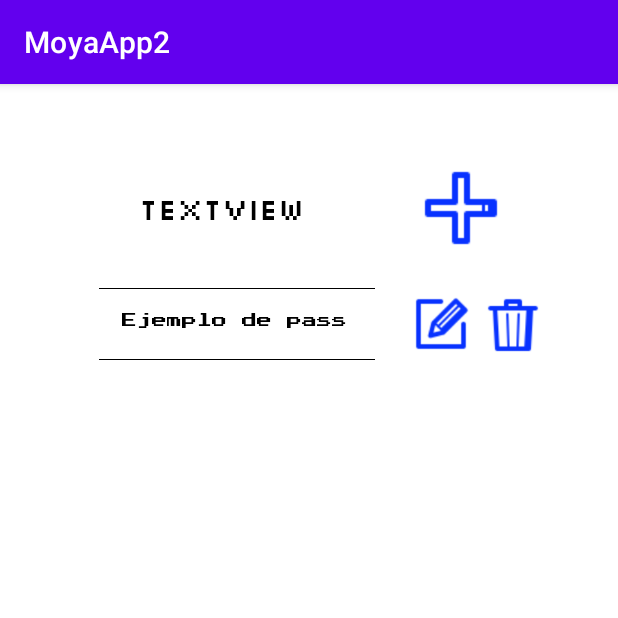
After one commit to imtheswan/MoyaApp, an Android app: the PasswordManager screen opened directly, with no data from a screen before it, on a phone screen of 412 x 824 dp, the top half of it. The commit adds this screen. Run offline under Robolectric (Android 15) with nearby library versions, the phone set to English and light mode, and no system bars.

Commit message:
Password manager started

```diff
--- a/MoyaApp2/app/src/main/AndroidManifest.xml
+++ b/MoyaApp2/app/src/main/AndroidManifest.xml
@@ -4,6 +4,7 @@
     package="com.example.moyaapp2">
 
     <uses-permission android:name="android.permission.INTERNET" />
+
     <application
         android:allowBackup="true"
         android:dataExtractionRules="@xml/data_extraction_rules"
@@ -14,6 +15,9 @@
         android:supportsRtl="true"
         android:theme="@style/Theme.MoyaApp2"
         tools:targetApi="31">
+        <activity
+            android:name=".PasswordManager"
+            android:exported="false" />
         <activity
             android:name=".MainActivity2"
             android:exported="false" />
--- /dev/null
+++ b/MoyaApp2/app/src/main/java/com/example/moyaapp2/PasswordManager.java
@@ -0,0 +1,14 @@
+package com.example.moyaapp2;
+
+import androidx.appcompat.app.AppCompatActivity;
+
+import android.os.Bundle;
+
+public class PasswordManager extends AppCompatActivity {
+
+    @Override
+    protected void onCreate(Bundle savedInstanceState) {
+        super.onCreate(savedInstanceState);
+        setContentView(R.layout.activity_password_manager);
+    }
+}
--- /dev/null
+++ b/MoyaApp2/app/src/main/res/layout/activity_password_manager.xml
@@ -0,0 +1,62 @@
+<?xml version="1.0" encoding="utf-8"?>
+<androidx.constraintlayout.widget.ConstraintLayout xmlns:android="http://schemas.android.com/apk/res/android"
+    xmlns:app="http://schemas.android.com/apk/res-auto"
+    xmlns:tools="http://schemas.android.com/tools"
+    android:layout_width="match_parent"
+    android:layout_height="match_parent"
+    tools:context=".PasswordManager">
+
+    <LinearLayout
+        android:layout_width="match_parent"
+        android:layout_height="match_parent"
+        android:orientation="vertical"
+        android:paddingTop="50dp"
+        android:gravity="center_horizontal">
+
+        <LinearLayout
+            style="@style/LayoutContainer"
+            android:orientation="horizontal">
+
+            <TextView
+                android:id="@+id/textView16"
+                android:layout_width="wrap_content"
+                android:layout_height="wrap_content"
+                android:layout_weight="1"
+                style="@style/AppTheme.Label"
+                android:text="TextView" />
+
+            <ImageView
+                android:id="@+id/imageView2"
+                android:layout_width="wrap_content"
+                android:layout_height="wrap_content"
+                android:layout_weight="1"
+                app:srcCompat="@drawable/add" />
+        </LinearLayout>
+
+        <LinearLayout
+            android:orientation="horizontal"
+            style="@style/LayoutContainer">
+
+            <TextView
+                android:id="@+id/textView15"
+                android:layout_width="200dp"
+                android:layout_weight="1"
+                style="@style/AppTheme.Input"
+                android:text="Ejemplo de pass"/>
+
+            <ImageView
+                android:id="@+id/imageView4"
+                android:layout_width="wrap_content"
+                android:layout_height="wrap_content"
+                android:layout_weight="1"
+                app:srcCompat="@drawable/edit" />
+
+            <ImageView
+                android:id="@+id/imageView5"
+                android:layout_width="wrap_content"
+                android:layout_height="wrap_content"
+                android:layout_weight="1"
+                app:srcCompat="@drawable/delete" />
+        </LinearLayout>
+    </LinearLayout>
+</androidx.constraintlayout.widget.ConstraintLayout>
--- a/MoyaApp2/app/src/main/res/layout/activity_principal.xml
+++ b/MoyaApp2/app/src/main/res/layout/activity_principal.xml
@@ -44,6 +44,13 @@
             android:textColor="#51FFEF"
             android:textSize="20sp" />
 
+        <androidx.appcompat.widget.AppCompatButton
+            android:id="@+id/button"
+            android:layout_width="match_parent"
+            android:layout_height="wrap_content"
+            style="@style/AppTheme.Input.Button"
+            android:text="@string/passAcces" />
+
         <ImageView
             android:id="@+id/imageView"
             android:layout_width="wrap_content"
--- a/MoyaApp2/app/src/main/res/values/strings.xml
+++ b/MoyaApp2/app/src/main/res/values/strings.xml
@@ -41,4 +41,8 @@
     <string name="hint_mi_descripcion">QWERTY</string>
     <string name="hint_AR">AR action</string>
     <string name="check">Magic</string>
+
+
+    <string name="passAcces">Administrador de contraseñas</string>
+    <string name="pass">Contraseñas</string>
 </resources>
--- a/MoyaApp2/app/src/main/res/values/themes.xml
+++ b/MoyaApp2/app/src/main/res/values/themes.xml
@@ -21,6 +21,12 @@
             <item name="android:gravity">center</item>
             <item name="android:layout_margin">20dp</item>
         </style>
+
+        <style name="LayoutContainer" parent="Theme.MoyaApp2">
+            <item name="android:layout_width">320dp</item>
+            <item name="android:layout_height">wrap_content</item>
+            <item name="android:gravity">center_vertical</item>
+         </style>
 
         <style name="AppTheme.tittle" parent="AppBaseTheme">
             <item name="android:textSize">30sp</item>
```
Also changed, not shown: MoyaApp2/app/src/main/res/drawable/add.png (added), MoyaApp2/app/src/main/res/drawable/delete.png (added), MoyaApp2/app/src/main/res/drawable/edit.png (added).
